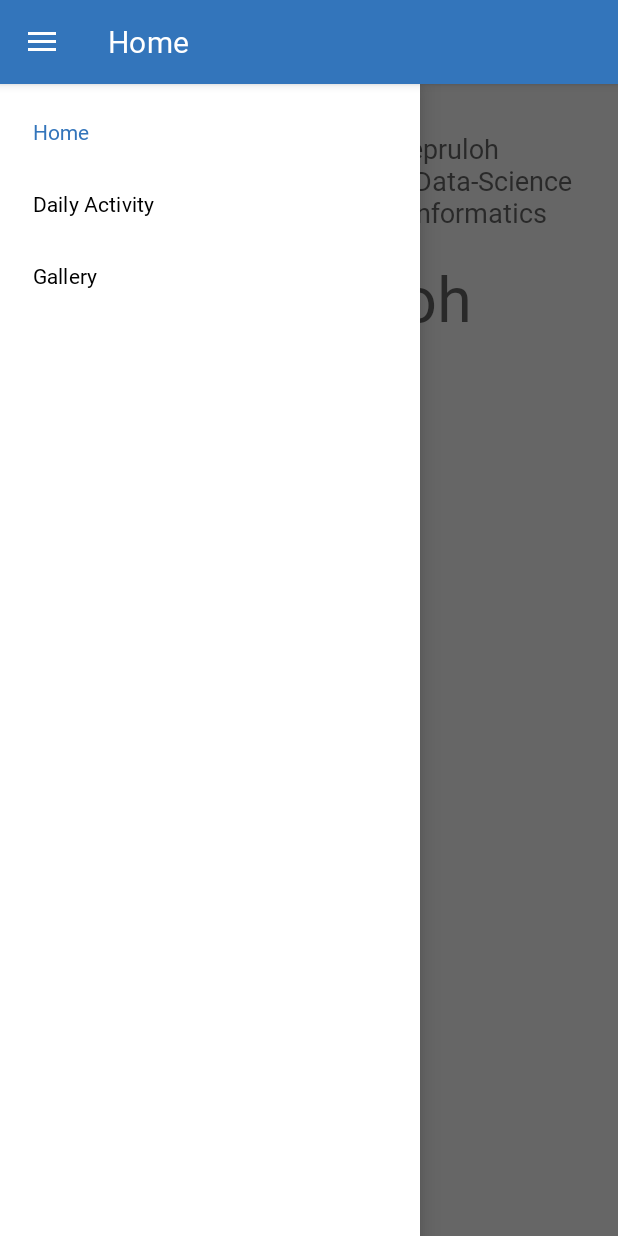
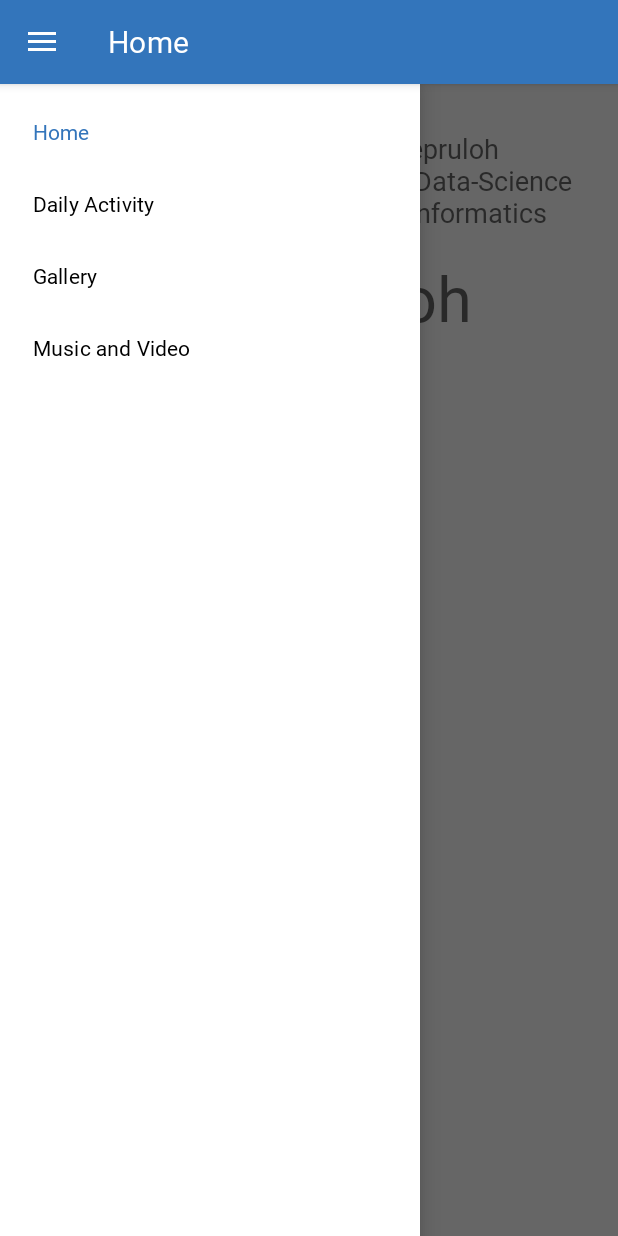
Before and after one commit to agungsepruloh/android-native-myself-app, an Android app: the screen it shows after launch (MainActivity), with the side drawer open, on a phone screen of 412 x 824 dp. Run offline under Robolectric (Android 15) with nearby library versions, the phone set to English and light mode, and no system bars; our stand-ins replace data binding, navigation-ui.

Commit message:
Create Music & Video Fragment

```diff
--- a/app/src/main/res/menu/nav_drawer_menu.xml
+++ b/app/src/main/res/menu/nav_drawer_menu.xml
@@ -14,4 +14,8 @@
         android:id="@+id/galleryFragment"
         android:title="@string/gallery" />
 
+    <item
+        android:id="@+id/musicVideoFragment"
+        android:title="@string/music_and_video" />
+
 </menu>
--- a/app/src/main/res/navigation/navigation.xml
+++ b/app/src/main/res/navigation/navigation.xml
@@ -32,4 +32,10 @@
         android:name="com.example.myselfapp.screens.gallery.GalleryFragment"
         android:label="Gallery"
         tools:layout="@layout/gallery_fragment"/>
+
+    <fragment
+        android:id="@+id/musicVideoFragment"
+        android:name="com.example.myselfapp.screens.musicvideo.MusicVideoFragment"
+        android:label="Music and Video"
+        tools:layout="@layout/music_video_fragment"/>
 </navigation>
--- a/app/src/main/res/values/strings.xml
+++ b/app/src/main/res/values/strings.xml
@@ -14,4 +14,5 @@
     <string name="daily_activity">Daily Activity</string>
     <string name="learning">Learning</string>
     <string name="gallery">Gallery</string>
+    <string name="music_and_video">Music and Video</string>
 </resources>
```
Also changed, not shown: app/src/main/java/com/example/myselfapp/screens/musicvideo/MusicVideoFragment.kt (added, +25 -0 lines), app/src/main/java/com/example/myselfapp/screens/musicvideo/MusicVideoViewModel.kt (added, +7 -0 lines), app/src/main/res/layout/music_video_fragment.xml (added, +17 -0 lines).
